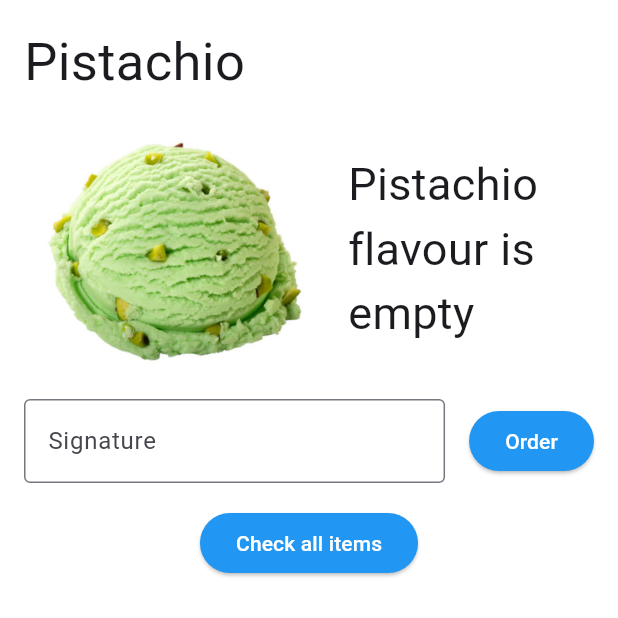
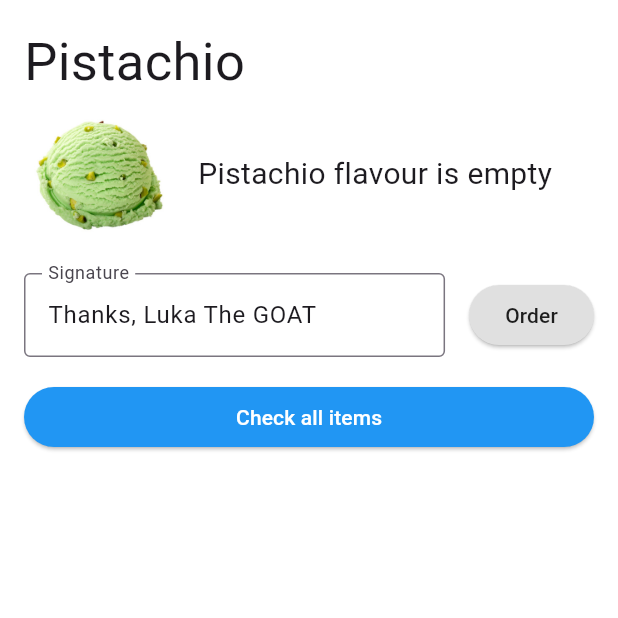
Before and after one commit to lukameunier/ice-cream, a Flutter app: the screen it shows after launch, after a tap on the "add" icon, after a tap on the "remove" icon, after a tap on the "highlight remove" icon, on a phone screen of 412 x 824 dp, the top half of it. Run offline on Flutter 3.47's test engine with Material 3 defaults, Android fonts, the phone set to English and light mode, and no system bars; our stand-ins replace get_it.

Commit message:
feat(presenter): add the full logic for the detail page with the presenter

```diff
--- /dev/null
+++ b/lib/presenters/details_page_presenter.dart
@@ -0,0 +1,129 @@
+import 'package:flutter/material.dart';
+import 'package:icecream/models/flavour.dart';
+import 'package:url_launcher/url_launcher.dart';
+
+import '../models/extra.dart';
+import '../models/icecream_container.dart';
+import '../models/repository/stock_repository.dart';
+
+class DetailsPresenter extends ChangeNotifier {
+  final StockRepository _stockRepository;
+
+  bool _showAllItems = false;
+  String _signature = "Thanks, Luka The GOAT";
+  Flavour? _flavour;
+
+  final Set<String> _selectedFlavours = {};
+  final Set<String> _selectedContainers = {};
+  final Set<String> _selectedExtras = {};
+
+  DetailsPresenter(this._stockRepository);
+
+  // Getters
+  bool get showAllItems => _showAllItems;
+  String get signature => _signature;
+  Flavour? get flavour => _flavour;
+
+  List<Flavour> get flavours => _stockRepository.flavours;
+  List<IcecreamContainer> get containers => _stockRepository.containers;
+  List<Extra> get extras => _stockRepository.extras;
+
+  Set<String> get selectedFlavours => _selectedFlavours;
+  Set<String> get selectedContainers => _selectedContainers;
+  Set<String> get selectedExtras => _selectedExtras;
+
+  bool get hasSelection =>
+      _selectedFlavours.isNotEmpty ||
+          _selectedContainers.isNotEmpty ||
+          _selectedExtras.isNotEmpty;
+
+  void init(Flavour flavour) {
+    _flavour = flavour;
+    _selectedFlavours.add(flavour.name);
+  }
+
+  void toggleShowAllItems() {
+    _showAllItems = !_showAllItems;
+    notifyListeners();
+  }
+
+  void updateSignature(String value) {
+    _signature = value;
+  }
+
+  void toggleFlavourSelection(String name) {
+    if (name == _flavour?.name) return;
+
+    if (_selectedFlavours.contains(name)) {
+      _selectedFlavours.remove(name);
+    } else {
+      _selectedFlavours.add(name);
+    }
+    notifyListeners();
+  }
+
+  void toggleContainerSelection(String name) {
+    if (_selectedContainers.contains(name)) {
+      _selectedContainers.remove(name);
+    } else {
+      _selectedContainers.add(name);
+    }
+    notifyListeners();
+  }
+
+  void toggleExtraSelection(String name) {
+    if (_selectedExtras.contains(name)) {
+      _selectedExtras.remove(name);
+    } else {
+      _selectedExtras.add(name);
+    }
+    notifyListeners();
+  }
+
+  bool isFlavourSelected(String name) => _selectedFlavours.contains(name);
+  bool isContainerSelected(String name) => _selectedContainers.contains(name);
+  bool isExtraSelected(String name) => _selectedExtras.contains(name);
+
+  bool isFlavourDisabled(String name) => name == _flavour?.name;
+
+  Future<void> sendOrder() async {
+    if (_flavour == null) return;
+
+    final subject = Uri.encodeComponent("Order");
+    final body = Uri.encodeComponent(
+        "Hi,\nPlease order the following:\n* ${_flavour!.name} icecream\n$_signature"
+    );
+
+    final uri = Uri.parse("mailto:order@icecream.com?subject=$subject&body=$body");
+
+    if (await canLaunchUrl(uri)) {
+      await launchUrl(uri);
+    }
+  }
+
+  Future<void> sendBulkOrder() async {
+    final items = <String>[];
+
+    for (final name in _selectedFlavours) {
+      items.add("$name icecream");
+    }
+    for (final name in _selectedContainers) {
+      items.add(name);
+    }
+    for (final name in _selectedExtras) {
+      items.add(name);
+    }
+
+    final itemsList = items.map((e) => "* $e").join("\n");
+    final subject = Uri.encodeComponent("Order");
+    final body = Uri.encodeComponent(
+        "Hi,\nPlease order the following:\n$itemsList\n$_signature"
+    );
+
+    final uri = Uri.parse("mailto:order@icecream.com?subject=$subject&body=$body");
+
+    if (await canLaunchUrl(uri)) {
+      await launchUrl(uri);
+    }
+  }
+}
--- a/lib/views/pages/details_page_widget.dart
+++ b/lib/views/pages/details_page_widget.dart
@@ -1,5 +1,10 @@
 import 'package:flutter/material.dart';
+import 'package:get_it/get_it.dart';
 import 'package:icecream/models/flavour.dart';
+import 'package:provider/provider.dart';
+
+import '../../models/repository/stock_repository.dart';
+import '../../presenters/details_page_presenter.dart';
 
 class DetailsPageWidget extends StatelessWidget {
   const DetailsPageWidget({super.key});
@@ -7,6 +12,20 @@ class DetailsPageWidget extends StatelessWidget {
   @override
   Widget build(BuildContext context) {
     final flavour = ModalRoute.of(context)!.settings.arguments as Flavour;
+
+    return ChangeNotifierProvider(
+      create: (context) => DetailsPresenter(GetIt.instance<StockRepository>())..init(flavour),
+      child: const _DetailsPageContent(),
+    );
+  }
+}
+
+class _DetailsPageContent extends StatelessWidget {
+  const _DetailsPageContent();
+
+  @override
+  Widget build(BuildContext context) {
+    final presenter = context.watch<DetailsPresenter>();
 
     return Scaffold(
       backgroundColor: Colors.white,
@@ -16,21 +35,20 @@ class DetailsPageWidget extends StatelessWidget {
           child: Column(
             crossAxisAlignment: CrossAxisAlignment.start,
             children: [
-              Text(flavour.name, style: TextStyle(fontSize: 35)),
+              Text(presenter.flavour!.name, style: const TextStyle(fontSize: 35)),
               Row(
                 children: [
-                  Image(image: AssetImage(flavour.imagePath), height: 200),
-                  SizedBox(width: 16),
+                  Image(image: AssetImage(presenter.flavour!.imagePath), height: 100),
+                  const SizedBox(width: 16),
                   Expanded(
                     child: Text(
-                      "${flavour.name} flavour is empty",
-                      style: TextStyle(fontSize: 30),
-                      maxLines: 3,
-                      softWrap: true,
+                      "${presenter.flavour!.name} flavour is empty",
+                      style: const TextStyle(fontSize: 20),
                     ),
                   ),
                 ],
               ),
+              const SizedBox(height: 16),
               Row(
                 children: [
                   Expanded(
@@ -39,36 +57,75 @@ class DetailsPageWidget extends StatelessWidget {
                         labelText: "Signature",
                         border: OutlineInputBorder(),
                       ),
+                      onChanged: presenter.updateSignature,
+                      controller: TextEditingController(text: presenter.signature),
                     ),
                   ),
                   const SizedBox(width: 16),
                   ElevatedButton(
                     style: ElevatedButton.styleFrom(
-                      backgroundColor: Colors.blue,
-                      foregroundColor: Colors.white,
+                      backgroundColor: Colors.grey[300],
+                      foregroundColor: Colors.black87,
                     ),
-                    onPressed: () {},
+                    onPressed: presenter.sendOrder,
                     child: const Text("Order"),
                   ),
                 ],
               ),
-
               const SizedBox(height: 16),
 
-              Row(
-                children: [
-                  Spacer(),
-                  ElevatedButton(
+              SizedBox(
+                width: double.infinity,
+                child: ElevatedButton(
+                  style: ElevatedButton.styleFrom(
+                    backgroundColor: Colors.blue,
+                    foregroundColor: Colors.white,
+                  ),
+                  onPressed: presenter.toggleShowAllItems,
+                  child: Text(presenter.showAllItems ? "Collapse other items" : "Check all items"),
+                ),
+              ),
+
+              if (presenter.showAllItems) ...[
+                const SizedBox(height: 16),
+                Expanded(
+                  child: ListView(
+                    children: [
+                      ...presenter.flavours.map((f) => _StockItem(
+                        label: f.name,
+                        stock: "${f.stockMl} ml",
+                        isSelected: presenter.isFlavourSelected(f.name),
+                        isDisabled: presenter.isFlavourDisabled(f.name),
+                        onChanged: () => presenter.toggleFlavourSelection(f.name),
+                      )),
+                      ...presenter.containers.map((c) => _StockItem(
+                        label: c.type.name,
+                        stock: "${c.stock}",
+                        isSelected: presenter.isContainerSelected(c.type.name),
+                        onChanged: () => presenter.toggleContainerSelection(c.type.name),
+                      )),
+                      ...presenter.extras.map((e) => _StockItem(
+                        label: e.name,
+                        stock: e.unit == "ml" ? "${e.stock} ml" : "${e.stock} g",
+                        isSelected: presenter.isExtraSelected(e.name),
+                        onChanged: () => presenter.toggleExtraSelection(e.name),
+                      )),
+                    ],
+                  ),
+                ),
+                const SizedBox(height: 16),
+                SizedBox(
+                  width: double.infinity,
+                  child: ElevatedButton(
                     style: ElevatedButton.styleFrom(
                       backgroundColor: Colors.blue,
                       foregroundColor: Colors.white,
                     ),
-                    onPressed: () {},
-                    child: Text("Check all items"),
+                    onPressed: presenter.sendBulkOrder,
+                    child: const Text("Order"),
                   ),
-                  Spacer(),
-                ],
-              ),
+                ),
+              ],
             ],
           ),
         ),
@@ -76,3 +133,44 @@ class DetailsPageWidget extends StatelessWidget {
     );
   }
 }
+
+class _StockItem extends StatelessWidget {
+  final String label;
+  final String stock;
+  final bool isSelected;
+  final bool isDisabled;
+  final VoidCallback onChanged;
+
+  const _StockItem({
+    required this.label,
+    required this.stock,
+    required this.isSelected,
+    this.isDisabled = false,
+    required this.onChanged,
+  });
+
+  @override
+  Widget build(BuildContext context) {
+    return Padding(
+      padding: const EdgeInsets.symmetric(vertical: 4.0),
+      child: Row(
+        children: [
+          Checkbox(
+            value: isSelected,
+            onChanged: isDisabled ? null : (_) => onChanged(),
+            activeColor: const Color(0xFF6B5B95),
+          ),
+          Expanded(
+            child: Text(
+              label,
+              style: TextStyle(
+                color: isDisabled ? Colors.grey : Colors.black,
+              ),
+            ),
+          ),
+          Text(stock),
+        ],
+      ),
+    );
+  }
+}
```
